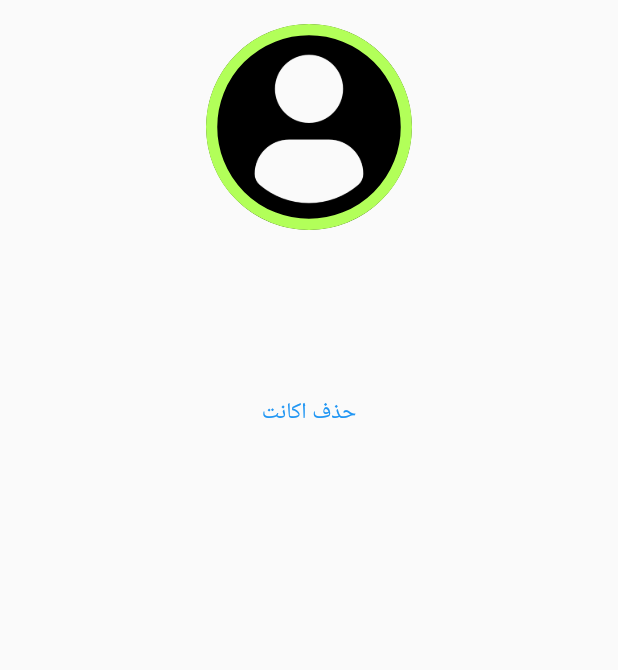
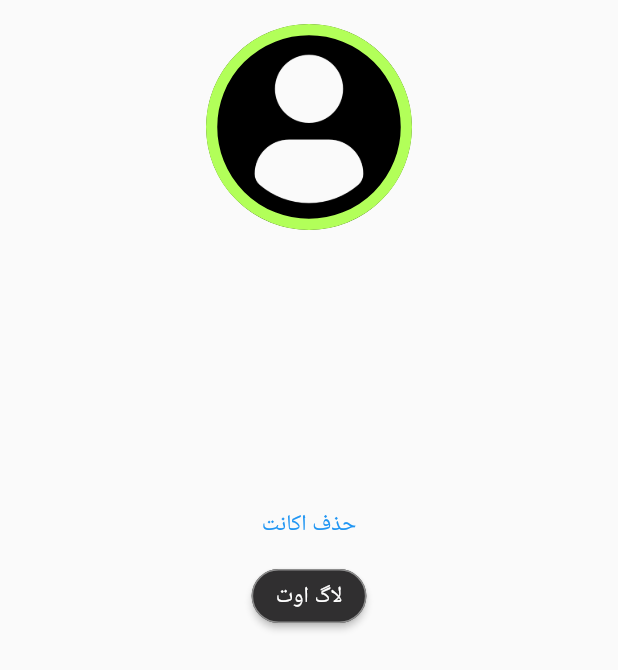
Before and after one commit to dorrin-sot/Mobdev-Game-Project, a Flutter app: the AccountsPageProfile widget shown alone on an empty page, opened directly, on a phone screen of 412 x 824 dp. Shown: the top 670 px of the screen. Run offline on Flutter 3.47's test engine with Material 2 defaults, Android fonts, the phone set to English and light mode, and no system bars; our stand-ins replace animated_text_kit, auth_buttons, circular_countdown_timer, confetti, connectivity_plus, curved_navigation_bar and 9 more; missing offline and left inert: cron, pedantic; accounts and stored records are empty; network calls fail; statements that could not run were skipped.

Commit message:
added logout button

```diff
--- a/lib/views/navigation_pages/accounts.dart
+++ b/lib/views/navigation_pages/accounts.dart
@@ -71,11 +71,10 @@ class AccountsPageProfile extends StatelessWidget {
                 )),
             ButtonBar(
               alignment: MainAxisAlignment.center,
+              buttonPadding:
+                  EdgeInsets.symmetric(vertical: 20, horizontal: Get.width / 4),
               children: [
-                Padding(
-                  padding: EdgeInsets.symmetric(
-                      vertical: 20, horizontal: Get.width / 4),
-                  child: TextButton(
+                TextButton(
                   child: Text(
                     'حذف اکانت',
                     textAlign: TextAlign.center,
@@ -105,12 +104,45 @@ class AccountsPageProfile extends StatelessWidget {
                         await currentUser.delete();
                         await currentUser.logout();
                         Get.back();
-                          Get.find<NavBarController>().setCurrent('/account/login');
+                        Get.find<NavBarController>()
+                            .setCurrent('/account/login');
                       },
                       textCancel: 'بیخیال',
                     );
                   },
                 ),
+                ElevatedButton(
+                  child: Text(
+                    'لاگ اوت',
+                    textAlign: TextAlign.center,
+                    style: TextStyle(fontSize: 15),
+                  ),
+                  onPressed: () async {
+                    Get.defaultDialog(
+                      title: '',
+                      titleStyle: TextStyle(fontSize: .01),
+                      content: Padding(
+                        padding: const EdgeInsets.symmetric(
+                            vertical: 20, horizontal: 30),
+                        child: Text(
+                          'مطمینی میخوای لاگ اوت کنی؟',
+                          style: TextStyle(fontSize: 15),
+                          textAlign: TextAlign.center,
+                          textDirection: TextDirection.rtl,
+                        ),
+                      ),
+                      textConfirm: 'لاگ اوت',
+                      onConfirm: () async {
+                        final currentUser =
+                            Get.find<AppController>().currentUser!;
+                        await currentUser.logout();
+                        Get.back();
+                        Get.find<NavBarController>()
+                            .setCurrent('/account/login');
+                      },
+                      textCancel: 'بیخیال',
+                    );
+                  },
                 )
               ],
             )
```
Lines whose indentation alone changed are shown as unchanged.
